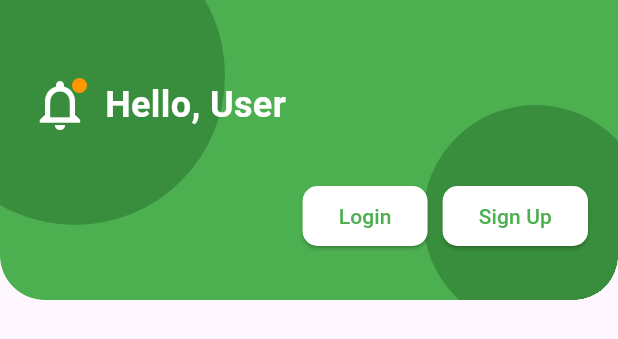
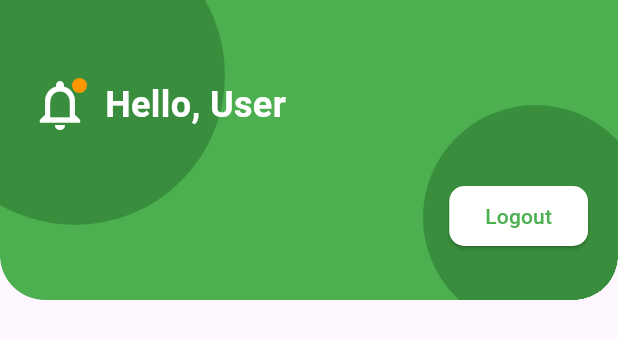
Before and after one commit to liulunliule/MO_SWD392, a Flutter app: the Header widget shown alone on an empty page, opened directly, on a phone screen of 412 x 824 dp. Shown: the top 339 px of the screen. Run offline on Flutter 3.47's test engine with Material 3 defaults, Android fonts, the phone set to English and light mode, and no system bars; our stand-ins replace flutter_secure_storage, fluttertoast, font_awesome_flutter, google_fonts, image_picker, table_calendar; accounts and stored records are empty; network calls fail.

Commit message:
update ui header

```diff
--- a/lib/layouts/second_layout.dart
+++ b/lib/layouts/second_layout.dart
@@ -15,7 +15,9 @@ class SecondLayout extends StatelessWidget {
       appBar: PreferredSize(
         preferredSize: Size.fromHeight(80.0),
         child: AppBar(
-          title: Text(title),
+          title: Text(title,
+              style: TextStyle(fontSize: 24, fontWeight: FontWeight.bold)),
+          backgroundColor: Colors.green,
           leading: IconButton(
             icon: Icon(Icons.arrow_back),
             onPressed: () {
--- a/lib/widgets/header.dart
+++ b/lib/widgets/header.dart
@@ -1,6 +1,19 @@
 import 'package:flutter/material.dart';
+import 'package:flutter_secure_storage/flutter_secure_storage.dart'; // For secure storage
 
 class Header extends StatelessWidget {
+  final FlutterSecureStorage _storage =
+      FlutterSecureStorage(); // Initialize storage
+
+  Future<void> _logout(BuildContext context) async {
+    // Delete the tokens
+    await _storage.delete(key: 'accessToken');
+    await _storage.delete(key: 'refreshToken');
+
+    // Navigate to the sign-in page
+    Navigator.pushNamedAndRemoveUntil(context, '/signIn', (route) => false);
+  }
+
   @override
   Widget build(BuildContext context) {
     return Container(
@@ -92,16 +105,14 @@ class Header extends StatelessWidget {
                 ),
                 SizedBox(
                     height:
-                        30), // Add space between the greeting and the buttons
+                        30), // Add space between the greeting and the button
 
-                // Align for the buttons (to the right)
+                // Align for the logout button (to the right)
                 Align(
                   alignment: Alignment.centerRight,
-                  child: Wrap(
-                    children: [
-                      ElevatedButton(
+                  child: ElevatedButton(
                     onPressed: () {
-                          Navigator.pushNamed(context, '/signIn');
+                      _logout(context); // Call logout function
                     },
                     style: ElevatedButton.styleFrom(
                       backgroundColor: Colors.white,
@@ -110,23 +121,7 @@ class Header extends StatelessWidget {
                         borderRadius: BorderRadius.circular(10),
                       ),
                     ),
-                        child: Text("Login"),
-                      ),
-                      SizedBox(width: 10),
-                      ElevatedButton(
-                        onPressed: () {
-                          Navigator.pushNamed(context, '/signUp');
-                        },
-                        style: ElevatedButton.styleFrom(
-                          backgroundColor: Colors.white,
-                          foregroundColor: Colors.green,
-                          shape: RoundedRectangleBorder(
-                            borderRadius: BorderRadius.circular(10),
-                          ),
-                        ),
-                        child: Text("Sign Up"),
-                      ),
-                    ],
+                    child: Text("Logout"),
                   ),
                 ),
               ],
```
Lines whose indentation alone changed are shown as unchanged.
